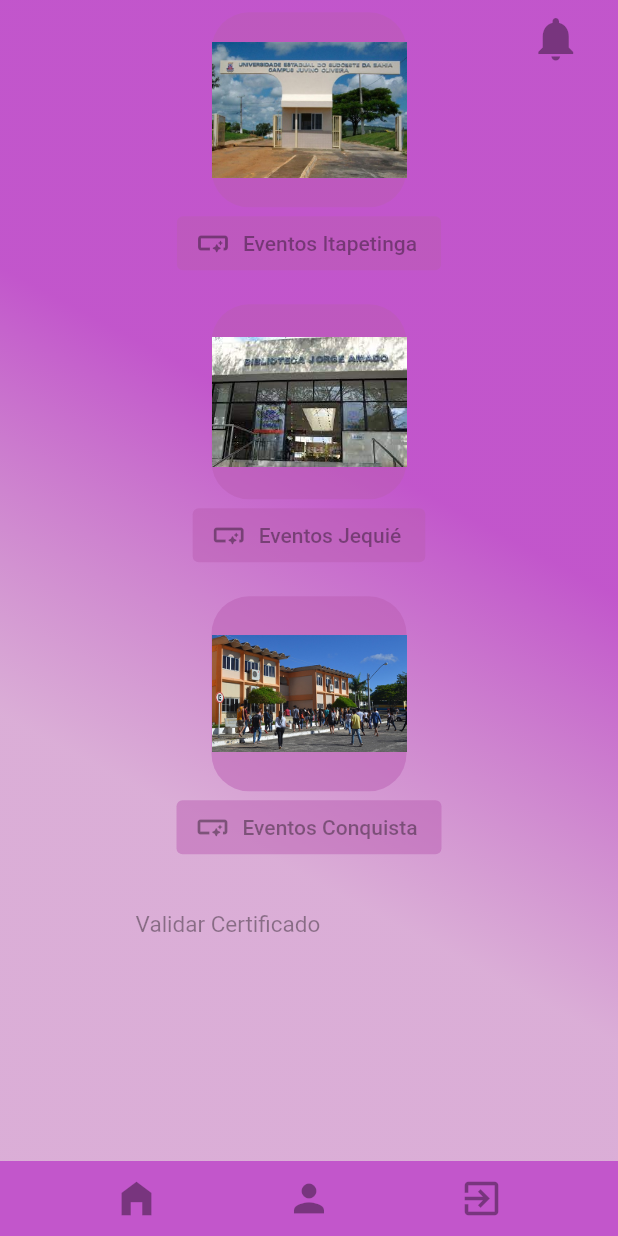
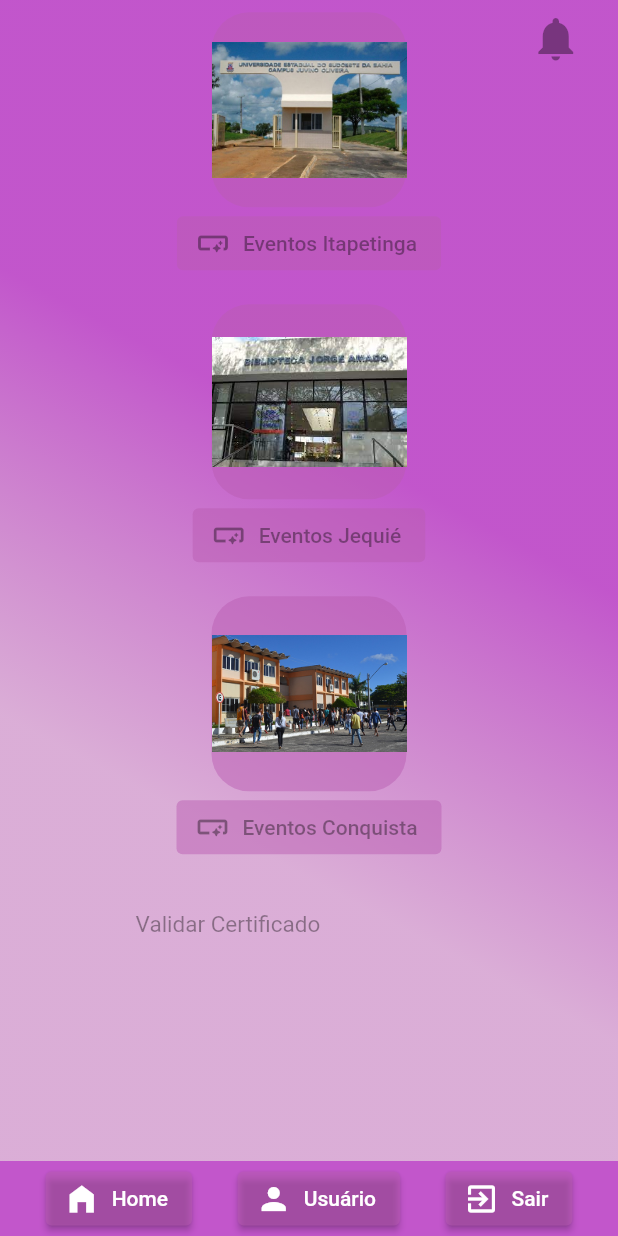
Before and after one commit to edsonribeiro13/eventos_uesb, a Flutter app: the screen it shows after launch, on a phone screen of 412 x 824 dp. Run offline on Flutter 3.47's test engine with Material 2 defaults, Android fonts, the light colour scheme and no system bars; our stand-ins replace google_fonts; Roboto replaces fonts that are missing (arial).

Commit message:
feat: navegação pela barra

```diff
--- a/lib/main.dart
+++ b/lib/main.dart
@@ -2,5 +2,5 @@ import 'package:flutter/material.dart';
 import 'package:eventos_uesb/routes/Routes.dart';
 
 void main() {
-  runApp(const Routes());
+  runApp(Routes().createRouteTable());
 }
--- a/lib/routes/Routes.dart
+++ b/lib/routes/Routes.dart
@@ -6,18 +6,13 @@ import 'package:eventos_uesb/views/TelaLogin.dart';
 import 'package:eventos_uesb/views/TelaCadastro.dart';
 import 'package:eventos_uesb/views/PagUsuario.dart';
 
-class Routes extends StatelessWidget {
-  const Routes({super.key});
-
-  @override
-  Widget build(BuildContext context) {
-    return MaterialApp(
-      routes: {
-        '/': (context) => pagIni(),
-        '/login': (context) => const TelaLogin(),
-        '/cadastro': (context) => const TelaCadastro(),
-        '/usuario': (context) => const PagUsuario(),
-      },
-    );
+class Routes {
+  createRouteTable() {
+    return MaterialApp(initialRoute: '/', routes: {
+      '/': (context) => pagIni(),
+      '/login': (context) => const TelaLogin(),
+      '/cadastro': (context) => const TelaCadastro(),
+      '/usuario': (context) => const PagUsuario(),
+    });
   }
 }
--- a/lib/views/PagIni.dart
+++ b/lib/views/PagIni.dart
@@ -15,9 +15,7 @@ class pagIni extends StatelessWidget {
   @override
   Widget build(BuildContext context) {
     BasicCss basicCss = BasicCss();
-    return MaterialApp(
-        title: "Página Inicial",
-        home: Scaffold(
+    return Scaffold(
         bottomNavigationBar: Row(children: [navigationMenu]),
         floatingActionButton: const IconButton(
             icon: Icon(Icons.notifications), onPressed: null, iconSize: 35),
@@ -27,6 +25,6 @@ class pagIni extends StatelessWidget {
           padding: EdgeInsets.zero,
           decoration: basicCss.iniatilzeDefaultBackground(),
           child: cardGrid,
-            ))));
+        )));
   }
 }
--- a/lib/widgets/NavigationMenu.dart
+++ b/lib/widgets/NavigationMenu.dart
@@ -1,4 +1,6 @@
 // ignore_for_file: file_names
+
+import 'dart:io';
 
 import 'package:flutter/material.dart';
 import 'package:eventos_uesb/assets/css/BasicCSS.dart';
@@ -17,21 +19,27 @@ class NavigationMenu extends StatelessWidget {
       width: mediaQuery.size.width,
       decoration: BoxDecoration(color: basicCss.basicColor),
       child: Row(mainAxisAlignment: MainAxisAlignment.spaceEvenly, children: [
-        IconButton(
-            onPressed: null,
-            iconSize: 30,
+        ElevatedButton.icon(
             icon: const Icon(Icons.home_filled),
-            color: basicCss.basicColorSmother),
-        IconButton(
-            onPressed: null,
-            iconSize: 30,
+            label: const Text('Home'),
+            onPressed: () => Navigator.pushNamed(context, '/'),
+            style: ButtonStyle(
+                backgroundColor:
+                    MaterialStateProperty.all(basicCss.basicColorSmother))),
+        ElevatedButton.icon(
+            onPressed: () => Navigator.pushNamed(context, '/usuario'),
+            label: const Text('Usuário'),
             icon: const Icon(Icons.person),
-            color: basicCss.basicColorSmother),
-        IconButton(
-            onPressed: null,
-            iconSize: 30,
+            style: ButtonStyle(
+                backgroundColor:
+                    MaterialStateProperty.all(basicCss.basicColorSmother))),
+        ElevatedButton.icon(
+            onPressed: () => exit(0),
+            label: const Text('Sair'),
             icon: const Icon(Icons.exit_to_app),
-            color: basicCss.basicColorSmother)
+            style: ButtonStyle(
+                backgroundColor:
+                    MaterialStateProperty.all(basicCss.basicColorSmother)))
       ]),
     );
   }
```
Also changed, not shown: lib/views/PagUsuario.dart (+5 -10 lines), lib/views/TelaCadastro.dart (+4 -6 lines), lib/views/TelaLogin.dart (+6 -8 lines). Lines whose indentation alone changed are shown as unchanged.
